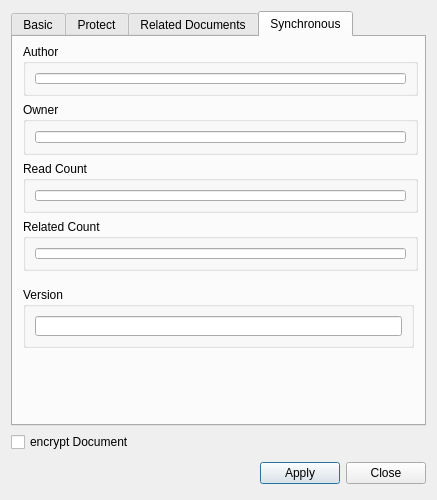
MrMattMunro/filesearch, file managefile/propofdocdialog.ui: the form before one commit.
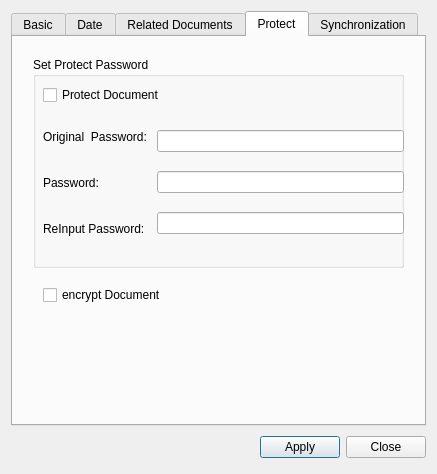
The form after the commit. The open tabs and pages were chosen to show the change.

```diff
--- a/managefile/propofdocdialog.ui
+++ b/managefile/propofdocdialog.ui
@@ -103,7 +103,7 @@
      </widget>
      <widget class="QWidget" name="time">
       <attribute name="title">
-       <string>Protect</string>
+       <string>Date</string>
       </attribute>
       <layout class="QGridLayout" name="gridLayout_6">
        <item row="0" column="0">
@@ -183,26 +183,149 @@
        </item>
       </layout>
      </widget>
+     <widget class="QWidget" name="tab_2">
+      <attribute name="title">
+       <string>Protect</string>
+      </attribute>
+      <widget class="QCheckBox" name="hideLinkIfUnselected">
+       <property name="geometry">
+        <rect>
+         <x>30</x>
+         <y>250</y>
+         <width>419</width>
+         <height>16</height>
+        </rect>
+       </property>
+       <property name="text">
+        <string>encrypt Document</string>
+       </property>
+      </widget>
+      <widget class="QGroupBox" name="groupBox_11">
+       <property name="geometry">
+        <rect>
+         <x>20</x>
+         <y>20</y>
+         <width>371</width>
+         <height>211</height>
+        </rect>
+       </property>
+       <property name="title">
+        <string>Set Protect Password</string>
+       </property>
+       <widget class="QCheckBox" name="isProtect_2">
+        <property name="geometry">
+         <rect>
+          <x>10</x>
+          <y>30</y>
+          <width>125</width>
+          <height>16</height>
+         </rect>
+        </property>
+        <property name="text">
+         <string>Protect Document</string>
+        </property>
+       </widget>
+       <widget class="QWidget" name="layoutWidget_2">
+        <property name="geometry">
+         <rect>
+          <x>10</x>
+          <y>60</y>
+          <width>361</width>
+          <height>132</height>
+         </rect>
+        </property>
+        <layout class="QHBoxLayout" name="horizontalLayout_4">
+         <item>
+          <layout class="QVBoxLayout" name="verticalLayout_5">
+           <item>
+            <widget class="QLabel" name="label_5">
+             <property name="text">
+              <string>Original  Password:</string>
+             </property>
+            </widget>
+           </item>
+           <item>
+            <widget class="QLabel" name="label_10">
+             <property name="text">
+              <string>Password:          </string>
+             </property>
+            </widget>
+           </item>
+           <item>
+            <widget class="QLabel" name="label_11">
+             <property name="text">
+              <string>ReInput Password:  </string>
+             </property>
+            </widget>
+           </item>
+          </layout>
+         </item>
+         <item>
+          <layout class="QVBoxLayout" name="verticalLayout_6">
+           <item>
+            <widget class="QLineEdit" name="orgpwd_2">
+             <property name="echoMode">
+              <enum>QLineEdit::Password</enum>
+             </property>
+            </widget>
+           </item>
+           <item>
+            <widget class="QLineEdit" name="pwd_2">
+             <property name="echoMode">
+              <enum>QLineEdit::Password</enum>
+             </property>
+            </widget>
+           </item>
+           <item>
+            <widget class="QLineEdit" name="repwd_2">
+             <property name="echoMode">
+              <enum>QLineEdit::Password</enum>
+             </property>
+            </widget>
+           </item>
+          </layout>
+         </item>
+        </layout>
+       </widget>
+      </widget>
+     </widget>
      <widget class="QWidget" name="tab">
       <attribute name="title">
-       <string>Synchronous</string>
+       <string>Synchronization</string>
       </attribute>
       <widget class="QGroupBox" name="groupBox_6">
        <property name="geometry">
         <rect>
          <x>10</x>
-         <y>124</y>
+         <y>130</y>
          <width>395</width>
-         <height>52</height>
+         <height>91</height>
         </rect>
        </property>
        <property name="title">
-        <string>Read Count</string>
+        <string>Count</string>
        </property>
        <layout class="QGridLayout" name="gridLayout_7">
-        <item row="0" column="0">
+        <item row="0" column="1">
          <widget class="QLineEdit" name="readcount"/>
         </item>
+        <item row="0" column="0">
+         <widget class="QLabel" name="label_7">
+          <property name="text">
+           <string>Read Count: </string>
+          </property>
+         </widget>
+        </item>
+        <item row="1" column="0">
+         <widget class="QLabel" name="label_8">
+          <property name="text">
+           <string>Related Count</string>
+          </property>
+         </widget>
+        </item>
+        <item row="1" column="1">
+         <widget class="QLineEdit" name="relatedcount"/>
+        </item>
        </layout>
       </widget>
       <widget class="QGroupBox" name="groupBox_7">
@@ -223,24 +346,6 @@
         </item>
        </layout>
       </widget>
-      <widget class="QGroupBox" name="groupBox_8">
-       <property name="geometry">
-        <rect>
-         <x>10</x>
-         <y>182</y>
-         <width>395</width>
-         <height>52</height>
-        </rect>
-       </property>
-       <property name="title">
-        <string>Related Count</string>
-       </property>
-       <layout class="QGridLayout" name="gridLayout_9">
-        <item row="0" column="0">
-         <widget class="QLineEdit" name="relatedcount"/>
-        </item>
-       </layout>
-      </widget>
       <widget class="QGroupBox" name="groupBox_9">
        <property name="geometry">
         <rect>
@@ -269,16 +374,16 @@
        <property name="geometry">
         <rect>
          <x>10</x>
-         <y>250</y>
+         <y>240</y>
          <width>391</width>
-         <height>61</height>
+         <height>81</height>
         </rect>
        </property>
        <property name="title">
         <string>Version</string>
        </property>
        <layout class="QGridLayout" name="gridLayout_10">
-        <item row="0" column="0">
+        <item row="0" column="1">
          <widget class="QLineEdit" name="version"/>
         </item>
        </layout>
@@ -286,13 +391,6 @@
      </widget>
     </widget>
    </item>
-   <item>
-    <widget class="QCheckBox" name="hideLinkIfUnselected">
-     <property name="text">
-      <string>encrypt Document</string>
-     </property>
-    </widget>
-   </item>
    <item>
     <spacer name="verticalSpacer">
      <property name="orientation">
```
Left out of the diff: 19 changed lines with no effect on the pictures.
